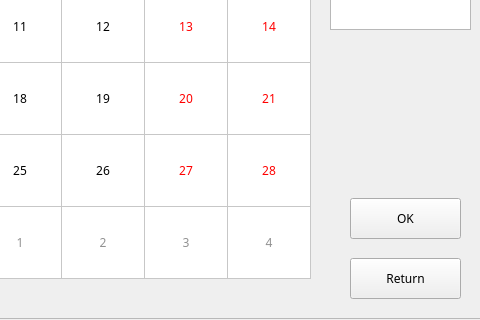
Rolkarolka/Comcalen, file Comcalen/ShiftTable.ui: the form before one commit; both pictures show x 280 to 760 and y 262 to 582 of the 760 by 582 pixel window.
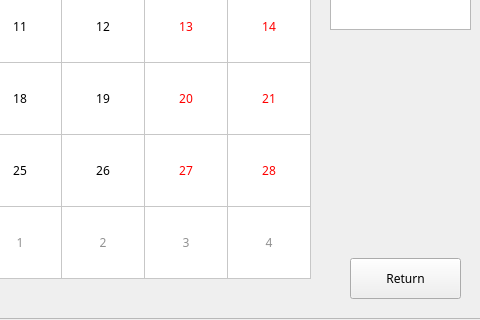
The form after the commit. Icons and pictures are not drawn.

```diff
--- a/Comcalen/ShiftTable.ui
+++ b/Comcalen/ShiftTable.ui
@@ -372,24 +372,6 @@
      <string>Return</string>
     </property>
    </widget>
-   <widget class="QPushButton" name="ok_button">
-    <property name="geometry">
-     <rect>
-      <x>630</x>
-      <y>460</y>
-      <width>111</width>
-      <height>41</height>
-     </rect>
-    </property>
-    <property name="font">
-     <font>
-      <family>Copperplate Gothic Bold</family>
-     </font>
-    </property>
-    <property name="text">
-     <string>OK</string>
-    </property>
-   </widget>
    <widget class="QLabel" name="label_taken">
     <property name="geometry">
      <rect>
```
